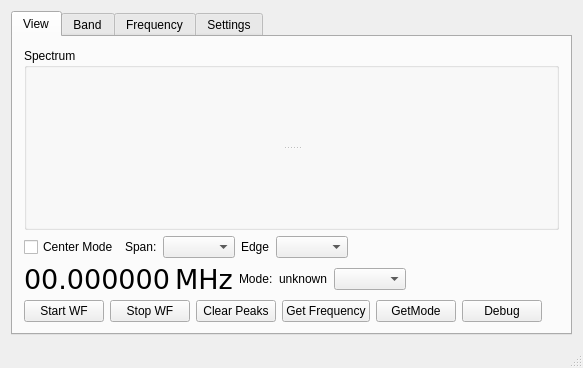
adecarolis/wfweb, file wfmain.ui: the form before one commit.
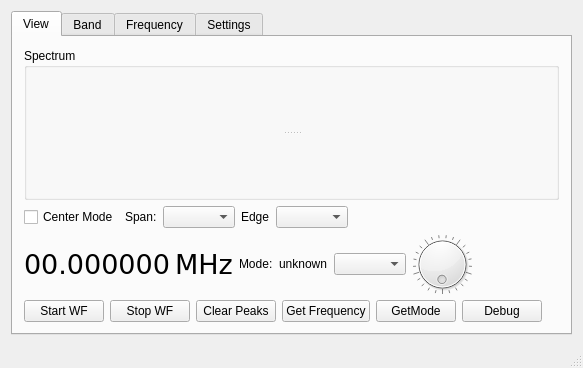
The form after the commit. The open tabs and pages were chosen to show the change. Custom widgets are drawn as their Qt base class.

Commit message: Freq knob and beginnings of com port setup.

```diff
--- a/wfmain.ui
+++ b/wfmain.ui
@@ -165,6 +165,34 @@
           <item>
            <widget class="QComboBox" name="modeSelectCombo"/>
           </item>
+          <item>
+           <widget class="QDial" name="freqDial">
+            <property name="sizePolicy">
+             <sizepolicy hsizetype="Fixed" vsizetype="Fixed">
+              <horstretch>0</horstretch>
+              <verstretch>0</verstretch>
+             </sizepolicy>
+            </property>
+            <property name="minimumSize">
+             <size>
+              <width>50</width>
+              <height>1</height>
+             </size>
+            </property>
+            <property name="maximumSize">
+             <size>
+              <width>60</width>
+              <height>60</height>
+             </size>
+            </property>
+            <property name="wrapping">
+             <bool>true</bool>
+            </property>
+            <property name="notchesVisible">
+             <bool>true</bool>
+            </property>
+           </widget>
+          </item>
           <item>
            <spacer name="horizontalSpacer_3">
             <property name="orientation">
```
Left out of the diff: 8 changed lines with no effect on the pictures. The commit also changes 5 other files.
